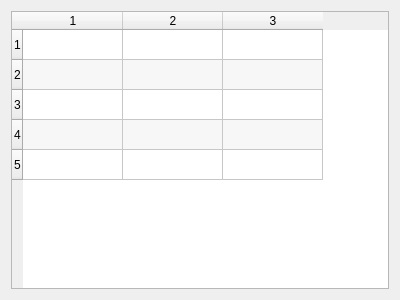
Qt form participantlist.ui (atakli/EtkinlikKayit) before a commit.
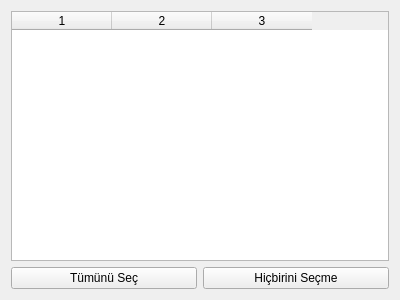
The same form after that commit.

```diff
--- a/participantlist.ui
+++ b/participantlist.ui
@@ -29,26 +29,34 @@
       <bool>true</bool>
      </property>
      <property name="rowCount">
-      <number>5</number>
+      <number>0</number>
      </property>
      <property name="columnCount">
       <number>3</number>
      </property>
-     <row/>
-     <row/>
-     <row/>
-     <row/>
-     <row/>
      <column/>
      <column/>
      <column/>
-     <item row="0" column="0">
-      <property name="textAlignment">
-       <set>AlignCenter</set>
-      </property>
-     </item>
     </widget>
    </item>
+   <item>
+    <layout class="QHBoxLayout" name="horizontalLayout_3">
+     <item>
+      <widget class="QPushButton" name="tumunuSecPushButton">
+       <property name="text">
+        <string>Tümünü Seç</string>
+       </property>
+      </widget>
+     </item>
+     <item>
+      <widget class="QPushButton" name="hicbiriniSecmePushButton">
+       <property name="text">
+        <string>Hiçbirini Seçme</string>
+       </property>
+      </widget>
+     </item>
+    </layout>
+   </item>
   </layout>
  </widget>
  <resources/>
```
